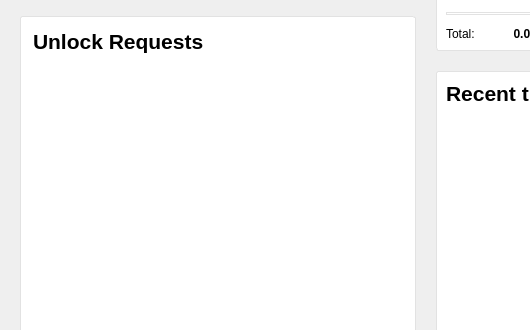
Before: the Qt Designer form src/qt/forms/overviewpage.ui in meritlabs/merit, drawn with Qt 5; both pictures show x 0 to 530 and y 204 to 534 of the 851 by 682 pixel window.
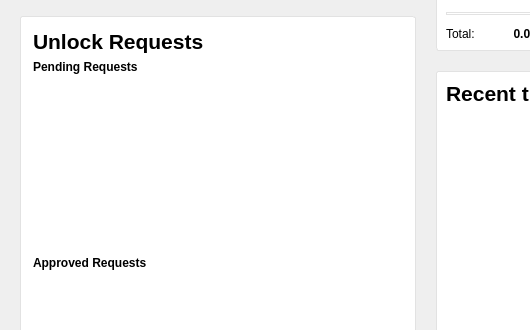
After: the same form once the commit is applied. Icons and pictures are not drawn.

Commit message: split unlock requests into pending and approved lists

Patch:
```diff
--- a/src/qt/forms/overviewpage.ui
+++ b/src/qt/forms/overviewpage.ui
@@ -379,7 +379,20 @@
            </layout>
           </item>
           <item>
-           <widget class="QListView" name="listNetwork">
+           <widget class="QLabel" name="pendingRequestsLabel">
+            <property name="font">
+             <font>
+              <weight>75</weight>
+              <bold>true</bold>
+             </font>
+            </property>
+            <property name="text">
+             <string>Pending Requests</string>
+            </property>
+           </widget>
+          </item>
+          <item>
+           <widget class="QListView" name="listPendingRequests">
             <property name="styleSheet">
              <string notr="true">QListView { background: transparent; }</string>
             </property>
@@ -400,6 +413,38 @@
             </property>
            </widget>
           </item>
+          <item>
+           <widget class="QLabel" name="approvedRequestsLabel">
+            <property name="font">
+             <font>
+              <weight>75</weight>
+              <bold>true</bold>
+             </font>
+            </property>
+            <property name="text">
+             <string>Approved Requests</string>
+            </property>
+           </widget>
+          </item>
+          <item>
+           <widget class="QListView" name="listApprovedRequests">
+            <property name="styleSheet">
+             <string notr="true">QListView { background: transparent; }</string>
+            </property>
+            <property name="frameShape">
+             <enum>QFrame::NoFrame</enum>
+            </property>
+            <property name="horizontalScrollBarPolicy">
+             <enum>Qt::ScrollBarAlwaysOff</enum>
+            </property>
+            <property name="sizeAdjustPolicy">
+             <enum>QAbstractScrollArea::AdjustToContents</enum>
+            </property>
+            <property name="selectionMode">
+             <enum>QAbstractItemView::NoSelection</enum>
+            </property>
+           </widget>
+          </item>
          </layout>
         </widget>
        </item>
```
Left out of the diff: 3 changed lines with no effect on the pictures. The commit also changes 2 other files.
